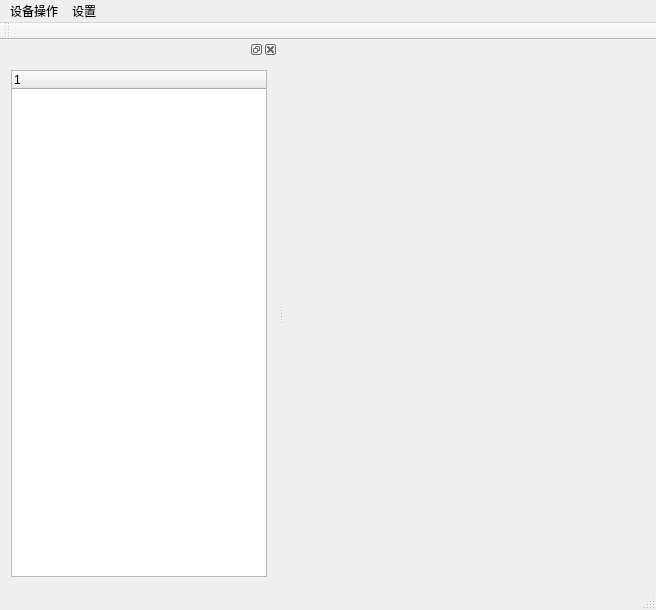
This is mainwindow.ui in ruQian/iotManager as Qt 5 draws it before an edit. The edited form follows.
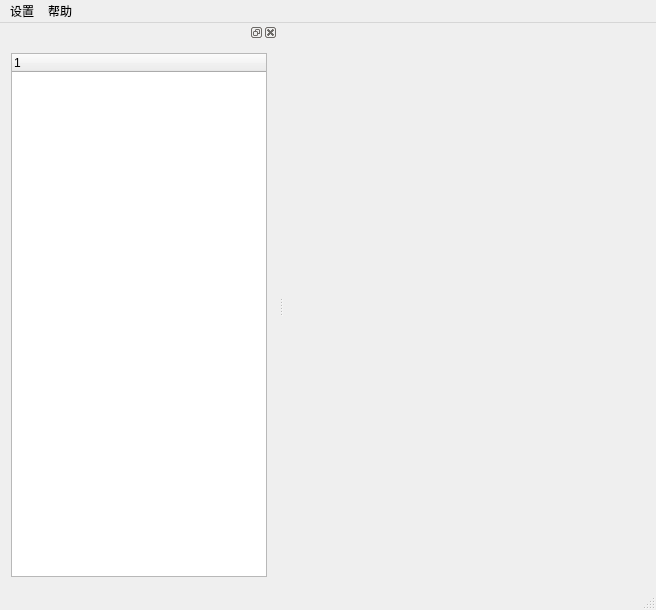
This is the edited form. Custom widgets are drawn as their Qt base class.

What changed in the file:
```diff
--- a/mainwindow.ui
+++ b/mainwindow.ui
@@ -23,33 +23,21 @@
      <height>23</height>
     </rect>
    </property>
-   <widget class="QMenu" name="menu">
-    <property name="title">
-     <string>设备操作</string>
-    </property>
-    <addaction name="action_2"/>
-    <addaction name="actionADevT"/>
-    <addaction name="actionADev"/>
-    <addaction name="action_3"/>
-   </widget>
    <widget class="QMenu" name="menu_2">
     <property name="title">
      <string>设置</string>
     </property>
     <addaction name="action"/>
    </widget>
-   <addaction name="menu"/>
+   <widget class="QMenu" name="menu">
+    <property name="title">
+     <string>帮助</string>
+    </property>
+    <addaction name="action_4"/>
+   </widget>
    <addaction name="menu_2"/>
+   <addaction name="menu"/>
   </widget>
-  <widget class="QToolBar" name="mainToolBar">
-   <attribute name="toolBarArea">
-    <enum>TopToolBarArea</enum>
-   </attribute>
-   <attribute name="toolBarBreak">
-    <bool>false</bool>
-   </attribute>
-  </widget>
-  <widget class="QStatusBar" name="statusBar"/>
   <widget class="QDockWidget" name="dockWidget">
    <attribute name="dockWidgetArea">
     <number>1</number>
@@ -68,6 +56,7 @@
     </layout>
    </widget>
   </widget>
+  <widget class="QStatusBar" name="statusBar"/>
   <action name="action_2">
    <property name="text">
     <string>刷新设备</string>
@@ -93,6 +82,11 @@
     <string>批量添加设备</string>
    </property>
   </action>
+  <action name="action_4">
+   <property name="text">
+    <string>关于</string>
+   </property>
+  </action>
  </widget>
  <layoutdefault spacing="6" margin="11"/>
  <customwidgets>
```
